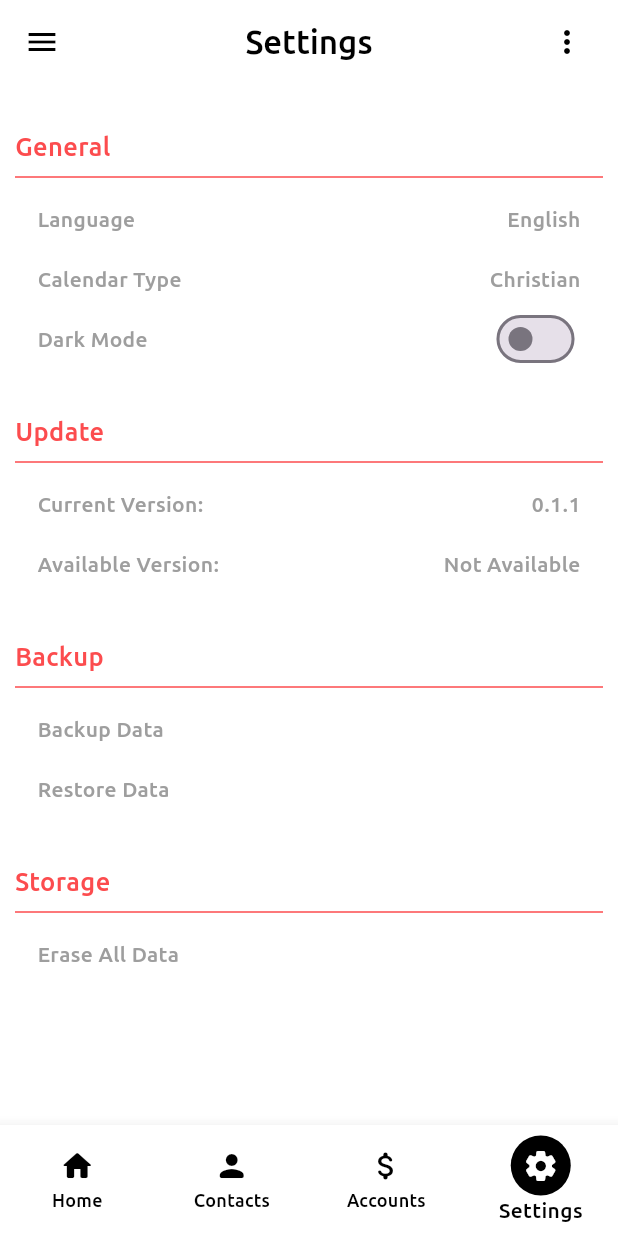
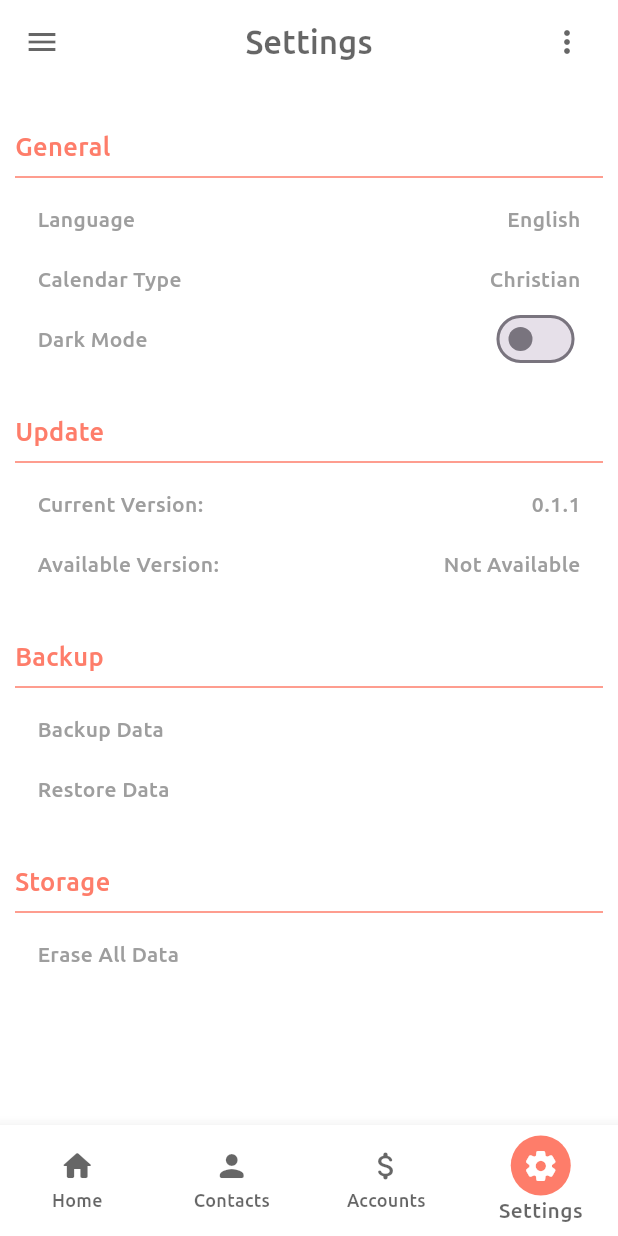
Before and after one commit to reesaam/paria_app, a Flutter app: the screen it shows after launch, item 4 of the bottom bar chosen, on a phone screen of 412 x 824 dp. Run offline on Flutter 3.47's test engine with Material 3 defaults, Android fonts, the phone set to English and light mode, and no system bars; our stand-ins replace auto_size_text, connectivity_plus, dartz, dio, freezed_annotation, get and 4 more; missing offline and left inert: flutter_file_dialog, open_file_plus; generated files the repository leaves out were written again.

Commit message:
Some Changes

```diff
--- a/lib/app/components/main_components/app_bottom_navigation_bar.dart
+++ b/lib/app/components/main_components/app_bottom_navigation_bar.dart
@@ -52,11 +52,11 @@ class _AppBottomNavigationBarState extends State<AppBottomNavigationBar> {
           AppPageDetail pageDetail) =>
       BottomNavigationBarItem(
           activeIcon: CircleAvatar(
-              backgroundColor: AppColors.textNormalDark,
-              foregroundColor: AppColors.textNormalDark,
-              child: _createIcon(pageDetail.pageRoute!)
+              backgroundColor: AppColors.appDefaultColorSecond,
+              foregroundColor: AppColors.appDefaultColor,
+              child: _createIcon(pageDetail.pageRoute)
                   .withColor(AppColors.textNormalLight)),
-          icon: _createIcon(pageDetail.pageRoute!),
+          icon: _createIcon(pageDetail.pageRoute),
           label: _createLabel(pageDetail.pageName));
 
   Icon _createIcon(String pageName) {
--- a/lib/app/components/main_components/app_drawer.dart
+++ b/lib/app/components/main_components/app_drawer.dart
@@ -1,5 +1,7 @@
 import 'package:flutter/material.dart';
 import 'package:get/get.dart';
+import 'package:paria_app/data/resources/app_colors.dart';
+import 'package:paria_app/features/contacts/presentation/widgets/contact_avatar_widget.dart';
 
 import '../../../core/app_localization.dart';
 import '../../../core/core_functions.dart';
@@ -34,17 +36,19 @@ class AppDrawer extends Drawer {
       padding: AppPaddings.drawerHeader,
       child: Row(mainAxisAlignment: MainAxisAlignment.spaceAround, children: [
         Image.asset(AppLogos.appLogo, width: AppSizes.drawerHeaderIconWidth),
-        Text(AppInfo.appNameInitials),
+        Text(AppInfo.appName),
       ]));
 
   Widget body() => Column(children: [
         _bodyItem(AppPageDetails.homepage, AppIcons.home),
+        _bodyItem(AppPageDetails.contacts, AppIcons.contacts),
+        _bodyItem(AppPageDetails.accounts, AppIcons.accounts),
         _bodyItem(AppPageDetails.settings, AppIcons.settings),
         _bodyItem(AppPageDetails.about, AppIcons.about),
       ]);
 
   Widget _bodyItem(AppPageDetail page, Icon icon) => ListTile(
-        title: Text(page.pageName!),
+        title: Text(page.pageName),
         leading: icon,
         onTap: () => {popPage(), goToPage(page)},
       );
@@ -55,8 +59,7 @@ class AppDrawer extends Drawer {
         AppIcons.version,
         AppSpaces.w20,
         InkWell(
-          onTap: () => goToPage(AppPageDetails.update),
-            child: Text(
-                '${Texts.to.version}: ${AppInfo.appCurrentVersion}')),
+            onTap: () => goToPage(AppPageDetails.update),
+            child: Text('${Texts.to.version}: ${AppInfo.appCurrentVersion}')),
       ]));
 }
--- a/lib/data/resources/app_colors.dart
+++ b/lib/data/resources/app_colors.dart
@@ -6,7 +6,7 @@ class AppColors {
   static Color get transparent => Colors.transparent;
   static Color get appBackground => _white;
   static Color get appDefaultColor => _grey;
-  static Color get appDefaultColorSecond => _persianOrange;
+  static Color get appDefaultColorSecond => _coral;
   static Color get appDefaultDisabledColor => _grey.withOpacity(0.5);
 
   ///Colors
@@ -25,7 +25,7 @@ class AppColors {
   static Color get noError => Colors.green;
 
   ///Text
-  static Color get textNormalDark => _black;
+  static Color get textNormalDark => _black.withOpacity(0.6);
   static Color get textNormalLight => _white;
   static Color get textDisabled => appDefaultDisabledColor;
 
--- a/lib/data/resources/app_sizes.dart
+++ b/lib/data/resources/app_sizes.dart
@@ -18,7 +18,7 @@ class AppSizes {
 
   ///Homepage
   static double get homepageLogo => 60;
-  static double get homepageSettingIcon => 15;
+  static double get homepageSettingIcon => 20;
 
   ///Contacts
   static double get contactsShowContactIcon => 15;
--- a/lib/data/resources/app_text_styles.dart
+++ b/lib/data/resources/app_text_styles.dart
@@ -38,15 +38,15 @@ class AppTextStyles {
 
   ///Contacts
   static TextStyle get contactsNoContacts => TextStyle(fontSize: titleSize, color: AppColors.appDefaultColor);
-  static TextStyle get contactsListItem => TextStyle(color: AppColors.textDisabled, fontSize: bigSize);
+  static TextStyle get contactsListItem => TextStyle(color: AppColors.textNormalDark, fontSize: bigSize);
 
   static TextStyle get contactsChooseContact => TextStyle(fontSize: titleSize, color: AppColors.textDisabled);
 
   ///Show Contact
   static TextStyle get contactsShowContactSectionTitle => const TextStyle(fontWeight: FontWeight.bold);
-  static TextStyle get contactsShowContactFullName => TextStyle(fontSize: bigTitleSize, color: AppColors.textDisabled);
-  static TextStyle get contactsShowContactInfoTitle => TextStyle(color: AppColors.textDisabled, fontWeight: FontWeight.bold);
-  static TextStyle get contactsShowContactInfoItem => TextStyle(color: AppColors.textDisabled);
+  static TextStyle get contactsShowContactFullName => TextStyle(fontSize: bigTitleSize, color: AppColors.textNormalDark);
+  static TextStyle get contactsShowContactInfoTitle => TextStyle(color: AppColors.textNormalDark, fontWeight: FontWeight.bold);
+  static TextStyle get contactsShowContactInfoItem => TextStyle(color: AppColors.textNormalDark);
 
   ///Settings
   static TextStyle get settingsSectionTitle => TextStyle(fontSize: bigSize, color: AppColors.settingTitle);
--- a/lib/features/contacts/presentation/widgets/contact_avatar_widget.dart
+++ b/lib/features/contacts/presentation/widgets/contact_avatar_widget.dart
@@ -13,7 +13,7 @@ class ContactAvatar extends CircleAvatar {
   double? get maxRadius => size ?? 10;
 
   @override
-  Color? get backgroundColor => AppColors.appDefaultColor;
+  Color? get backgroundColor => AppColors.appDefaultColorSecond;
 
   @override
   Color? get foregroundColor => AppColors.buttonTextNormal;
--- a/lib/features/homepage/presentation/manager/homepage_controller.dart
+++ b/lib/features/homepage/presentation/manager/homepage_controller.dart
@@ -28,6 +28,8 @@ class HomePageController extends CoreController {
   @override
   void dataInit() {
     // clearAppData();
+    listContacts.value = AppContactEntitiesList().loadFromStorage;
+    listRecords.value = AppAccountRecordEntitiesList().loadFromStorage;
   }
 
   @override
@@ -39,6 +41,7 @@ class HomePageController extends CoreController {
     summaryContactsCount.value = listContacts.count;
     summaryRecordsCount.value = listRecords.count;
     summaryBalanceCount.value = listRecords.calculateSum(false);
+    appDebugPrint('HomePage Init Function Done');
   }
 
   @override
--- a/lib/features/homepage/presentation/pages/homepage_view.dart
+++ b/lib/features/homepage/presentation/pages/homepage_view.dart
@@ -48,13 +48,19 @@ class HomePage extends CoreView<HomePageController> {
             ])),
 
         ///TODO: Implement DateTime Setting Page
-        InkWell(
-            onTap: () {},
-            child: Container(
-                alignment: Alignment.topRight,
-                padding: AppPaddings.homepageDateTimeCardSettingIcon,
-                child: AppIcons.settings.withAppDefaultColor
-                    .withSize(AppSizes.homepageSettingIcon))),
+        Align(
+          alignment: Alignment.topRight,
+          child: Container(
+            alignment: Alignment.center,
+            width: Get.width / 12,
+            padding: AppPaddings.homepageDateTimeCardSettingIcon,
+            child: InkWell(
+              onTap: () {},
+              child: AppIcons.settings.withAppDefaultColor
+                      .withSize(AppSizes.homepageSettingIcon),
+            ),
+          ),
+        ),
       ]));
 
   Widget _widgetDateTimeItem() => Row(
```
